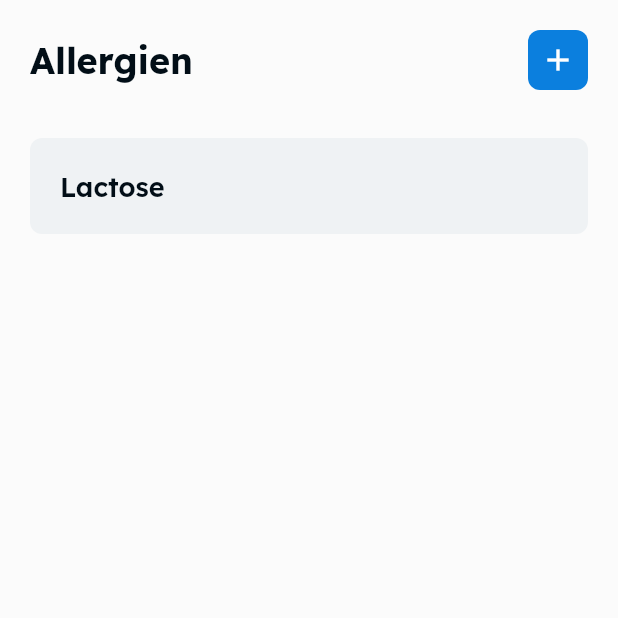
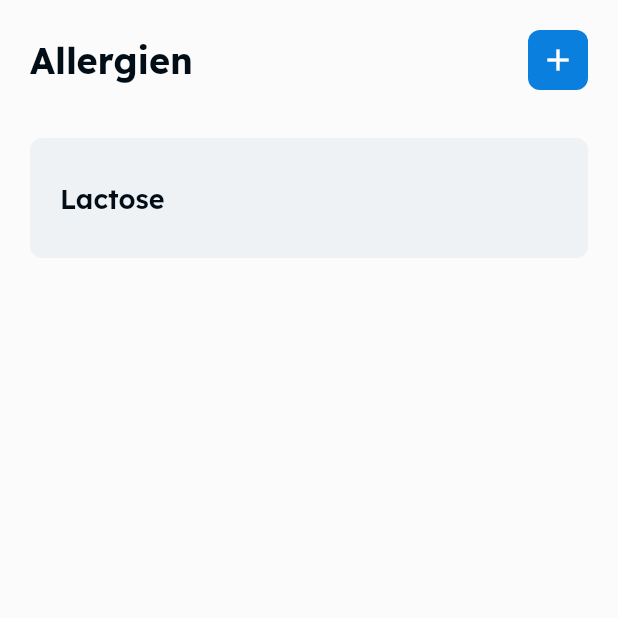
Before and after one commit to seanjanke/allergies-app, a Flutter app: the AllergiesScreen screen opened by its route, after a tap on the "add" icon, on a phone screen of 412 x 824 dp, the top half of it. Run offline on Flutter 3.47's test engine with Material 3 defaults, Android fonts, the phone set to English and light mode, and no system bars; drawn by our look-alikes of flutter_slidable; our stand-ins replace beamer, cloud_firestore, firebase_core, gap, get, google_fonts and 2 more; missing offline and left inert: qr_code_scanner; accounts and stored records are empty; statements that could not run were skipped.

Commit message:
adding and deleting allergies to database added

```diff
--- a/lib/data/controller/food_controller.dart
+++ b/lib/data/controller/food_controller.dart
@@ -87,16 +87,63 @@ class FoodController extends GetxController {
   void addAllergy(Allergy allergy) {
     allergyAlreadyExistant.value = false;
     if (!allergiesList.contains(allergy)) {
-      allergiesList.add(allergy);
+      FirebaseFirestore.instance
+          .collection('users')
+          .doc(userId.value)
+          .collection('allergies')
+          .add({
+        'name': allergy.name,
+      });
     } else {
       allergyAlreadyExistant.value = true;
     }
   }
 
-  void removeAllergy(Allergy allergy) {
-    if (allergiesList.contains(allergy)) {
-      allergiesList.remove(allergy);
-    } else {}
+  void removeAllergy(Allergy allergy) async {
+    QuerySnapshot snapshot = await FirebaseFirestore.instance
+        .collection('users')
+        .doc(userId.value)
+        .collection('allergies')
+        .where('name', isEqualTo: allergy.name)
+        .get();
+
+    for (DocumentSnapshot doc in snapshot.docs) {
+      await doc.reference.delete();
+    }
+
+    getAllergies();
+  }
+
+  void getAllergies() async {
+    try {
+      QuerySnapshot snapshot = await FirebaseFirestore.instance
+          .collection('users')
+          .doc(userId.value)
+          .collection('allergies')
+          .get();
+
+      allergiesList.clear();
+
+      for (QueryDocumentSnapshot doc in snapshot.docs) {
+        String allergyName = doc['name'].toLowerCase();
+
+        Allergies? allergyEnum = Allergies.values.firstWhereOrNull(
+          (element) => element.name.toLowerCase() == allergyName,
+        );
+
+        if (allergyEnum != null) {
+          allergiesList.add(
+            Allergy(
+              allergy: allergyEnum,
+            ),
+          );
+        } else {
+          print("Allergy not found for name: $allergyName");
+        }
+      }
+    } catch (e) {
+      print(e.toString());
+    }
   }
 
   void addFoodFromBarcode(String barcode) async {
--- a/lib/presentation/views/allergies/allergies_screen.dart
+++ b/lib/presentation/views/allergies/allergies_screen.dart
@@ -3,6 +3,7 @@ import 'package:allergies/data/controller/food_controller.dart';
 import 'package:allergies/data/models/allergy.dart';
 import 'package:allergies/presentation/widgets/allergies_list_tile.dart';
 import 'package:flutter/material.dart';
+import 'package:flutter_slidable/flutter_slidable.dart';
 import 'package:get/get.dart';
 
 class AllergiesScreen extends StatefulWidget {
@@ -15,6 +16,16 @@ class AllergiesScreen extends StatefulWidget {
 
 class _AllergiesScreenState extends State<AllergiesScreen> {
   FoodController foodController = Get.find();
+
+  void test() {
+    print('pressed');
+  }
+
+  @override
+  void initState() {
+    foodController.getAllergies();
+    super.initState();
+  }
 
   @override
   Widget build(BuildContext context) {
@@ -38,6 +49,7 @@ class _AllergiesScreenState extends State<AllergiesScreen> {
                     foodController.addAllergy(
                       const Allergy(allergy: Allergies.lactose),
                     );
+                    foodController.getAllergies();
                   },
                   child: Container(
                     padding: smallPadding,
@@ -59,8 +71,31 @@ class _AllergiesScreenState extends State<AllergiesScreen> {
                 () => ListView.builder(
                   itemCount: foodController.allergiesList.length,
                   itemBuilder: (context, index) {
-                    return AllergiesListTile(
-                      name: foodController.allergiesList[index].name,
+                    return Container(
+                      margin: const EdgeInsets.only(bottom: 12),
+                      height: 80,
+                      child: Slidable(
+                        direction: Axis.horizontal,
+                        endActionPane: ActionPane(
+                          motion: const ScrollMotion(),
+                          extentRatio: 0.4,
+                          children: [
+                            SlidableAction(
+                              onPressed: (context) {
+                                foodController.removeAllergy(
+                                    foodController.allergiesList[index]);
+                              },
+                              backgroundColor: warning100,
+                              foregroundColor: warning500,
+                              icon: Icons.delete,
+                              borderRadius: smallCirular,
+                            )
+                          ],
+                        ),
+                        child: AllergiesListTile(
+                          name: foodController.allergiesList[index].name,
+                        ),
+                      ),
                     );
                   },
                 ),
--- a/lib/presentation/widgets/allergies_list_tile.dart
+++ b/lib/presentation/widgets/allergies_list_tile.dart
@@ -8,15 +8,22 @@ class AllergiesListTile extends StatelessWidget {
   @override
   Widget build(BuildContext context) {
     return Container(
-      margin: const EdgeInsets.only(bottom: 12),
-      padding: largePadding,
+      padding: const EdgeInsets.only(left: 20),
+      width: double.infinity,
+      height: 80,
       decoration: BoxDecoration(
         color: neutral100,
         borderRadius: smallCirular,
       ),
-      child: Text(
-        name,
-        style: Theme.of(context).textTheme.headlineSmall,
+      child: Column(
+        mainAxisAlignment: MainAxisAlignment.center,
+        crossAxisAlignment: CrossAxisAlignment.start,
+        children: [
+          Text(
+            name,
+            style: Theme.of(context).textTheme.headlineSmall,
+          ),
+        ],
       ),
     );
   }
--- a/pubspec.yaml
+++ b/pubspec.yaml
@@ -46,6 +46,7 @@ dependencies:
   cloud_firestore: ^5.1.0
   shared_preferences: ^2.2.3
   qr_code_scanner: ^1.0.1
+  flutter_slidable: ^3.1.1
 
 dev_dependencies:
   flutter_test:
```
Also changed, not shown: pubspec.lock.
